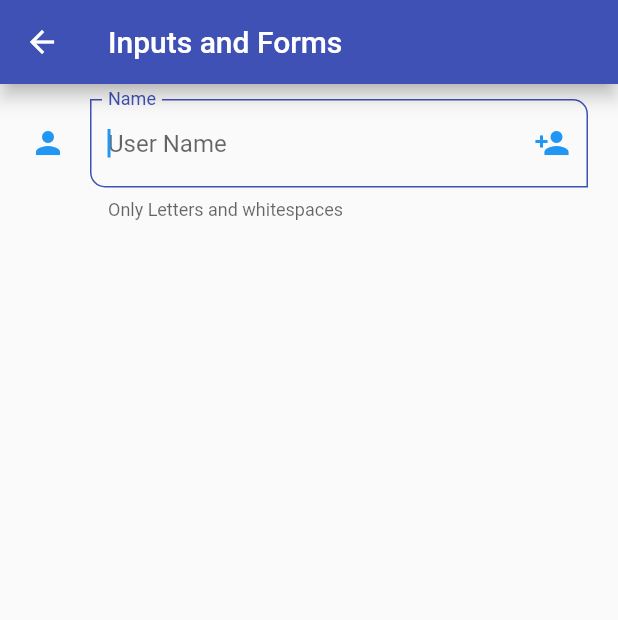
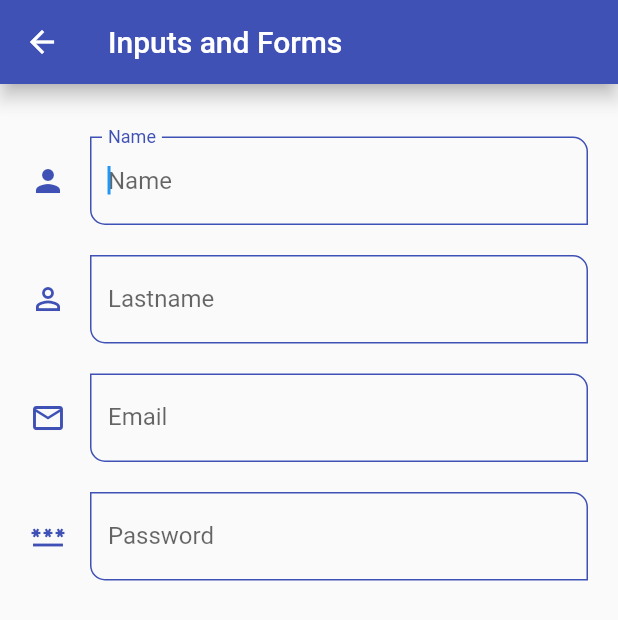
Before and after one commit to JoelGRod/flutter-components-app, a Flutter app: the InputsScreen screen opened by its route, on a phone screen of 412 x 824 dp. Shown: the top 620 px of the screen. Run offline on Flutter 3.47's test engine with Material 2 defaults, Android fonts, the phone set to English and light mode, and no system bars.

Commit message:
custom input field widget

```diff
--- a/lib/components/screens/inputs_screen.dart
+++ b/lib/components/screens/inputs_screen.dart
@@ -1,4 +1,7 @@
 import 'package:flutter/material.dart';
+
+import 'package:components_app/components/widgets/widgets.dart';
+
 
 class InputsScreen extends StatelessWidget {
 
@@ -16,40 +19,34 @@ class InputsScreen extends StatelessWidget {
             horizontal: 20, vertical: 10
           ),
           child: Column(
-            children: [
-              TextFormField(
-                autofocus: true,
-                initialValue: '',
-                textCapitalization: TextCapitalization.words,
-                onChanged: (value) => print(value),
-                validator: (value) {
-                  if(value == null) return 'Field is required';
-                  return value.length < 3 ? 'Minimun 3 chars' : null;
-                },
-                autovalidateMode: AutovalidateMode.onUserInteraction,
-                decoration: const InputDecoration(
-                  hintText: 'User Name',
-                  labelText: 'Name',
-                  helperText: 'Only Letters and whitespaces',
-                  // counterText: '3 char',
-                  // prefixIcon: Icon( Icons.person ),
-                  suffixIcon: Icon( Icons.person_add ),
-                  icon: Icon(Icons.person),
-                  // Input Border style
-                  // border: OutlineInputBorder(
-                  //   borderRadius: BorderRadius.only(
-                  //     topRight: Radius.circular(10),
-                  //     bottomLeft: Radius.circular(10)
-                  //   )
-                  // ),
-                  // Change specific color to one of the input states
-                  // focusedBorder: OutlineInputBorder(
-                  //   borderSide: BorderSide(
-                  //    color: Colors.indigo
-                  //   )
-                  // )
-                ),
-              )
+            children: const[
+              SizedBox(height: 25,),
+              CustomInputField(
+                labelText: 'Name',
+                hintText: 'Name',
+                focus: true,
+                icon: Icons.person,
+              ),
+              SizedBox(height: 20,),
+              CustomInputField(
+                labelText: 'Lastname',
+                hintText: 'Lastname',
+                icon: Icons.person_outline
+              ),
+              SizedBox(height: 20,),
+              CustomInputField(
+                labelText: 'Email',
+                hintText: 'Email',
+                keyboardType: TextInputType.emailAddress,
+                icon: Icons.email_outlined,
+              ),
+              SizedBox(height: 20,),
+              CustomInputField(
+                labelText: 'Password',
+                hintText: 'Password',
+                obscureText: true,
+                icon: Icons.password,
+              ),
             ],
           ),
         ),
--- /dev/null
+++ b/lib/components/widgets/custom_input_field.dart
@@ -0,0 +1,63 @@
+import 'package:flutter/material.dart';
+
+class CustomInputField extends StatelessWidget {
+  final String? hintText;
+  final String? labelText;
+  final String? helperText;
+  final IconData? suffix;
+  final IconData? icon;
+  final TextInputType? keyboardType;
+  final bool focus;
+  final bool obscureText;
+
+  const CustomInputField({
+    Key? key,
+    this.hintText,
+    this.labelText,
+    this.helperText,
+    this.suffix,
+    this.icon,
+    this.focus = false,
+    this.keyboardType,
+    this.obscureText = false,
+  }) : super(key: key);
+
+  @override
+  Widget build(BuildContext context) {
+    return TextFormField(
+      autofocus: focus,
+      initialValue: '',
+      textCapitalization: TextCapitalization.words,
+      keyboardType: keyboardType,
+      obscureText: obscureText,
+      onChanged: (value) => print(value),
+      validator: (value) {
+        if (value == null) return 'Field is required';
+        return value.length < 3 ? 'Minimun 3 chars' : null;
+      },
+      autovalidateMode: AutovalidateMode.onUserInteraction,
+      decoration: InputDecoration(
+        hintText: hintText,
+        labelText: labelText,
+        helperText: helperText,
+        // counterText: '3 char',
+        // prefixIcon: Icon( Icons.person ),
+        suffixIcon: suffix == null ? null : Icon(suffix),
+        icon: icon == null ? null : Icon(icon),
+        // Input Border style
+        // border: OutlineInputBorder(
+        //   borderRadius: BorderRadius.only(
+        //     topRight: Radius.circular(10),
+        //     bottomLeft: Radius.circular(10)
+        //   )
+        // ),
+        // Change specific color to one of the input states
+        // focusedBorder: OutlineInputBorder(
+        //   borderSide: BorderSide(
+        //    color: Colors.indigo
+        //   )
+        // )
+      ),
+    );
+  }
+}
--- a/lib/components/widgets/widgets.dart
+++ b/lib/components/widgets/widgets.dart
@@ -1,2 +1,3 @@
 export 'package:components_app/components/widgets/custom_card_type_one.dart';
 export 'package:components_app/components/widgets/custom_card_type_two.dart';
+export 'package:components_app/components/widgets/custom_input_field.dart';
--- a/lib/shared/themes/main_theme.dart
+++ b/lib/shared/themes/main_theme.dart
@@ -41,6 +41,7 @@ class MainTheme {
         // TextFormFields
         inputDecorationTheme: const InputDecorationTheme(
           floatingLabelStyle: TextStyle( color: primaryColor ),
+          iconColor: primaryColor,
           enabledBorder: OutlineInputBorder(
             borderSide: BorderSide(color: primaryColor),
             borderRadius: BorderRadius.only(
```
